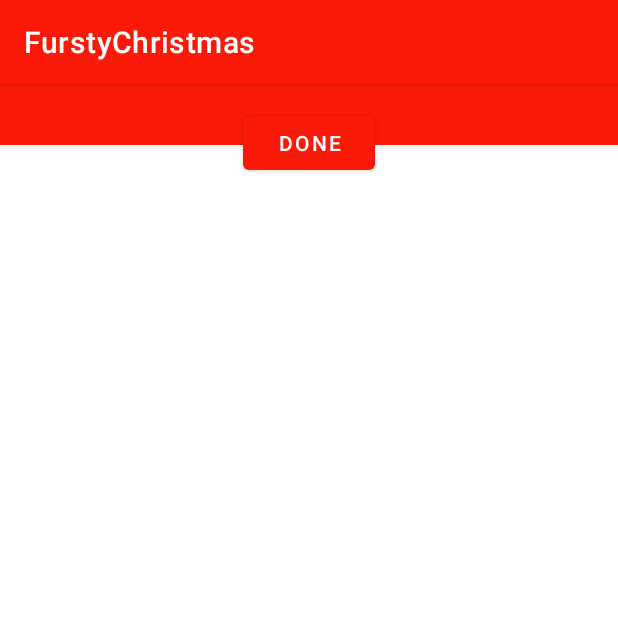
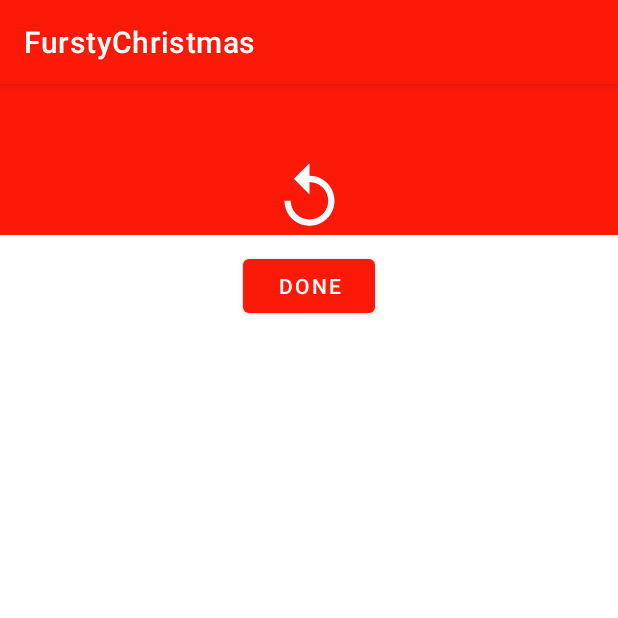
Before and after one commit to Tosaa/FurstyChristmas, an Android app: the fragment WorkoutPreview placed in its activity, on a phone screen of 412 x 824 dp, the top half of it. Run offline under Robolectric (Android 15) with nearby library versions, the phone set to English and light mode, and no system bars; our stand-ins replace Room's generated code, data binding; 5 statements that could not run were skipped.

Commit message:
improve layout

```diff
--- a/app/src/main/java/com/example/furstychrismas/screen/day/WorkoutPreview.kt
+++ b/app/src/main/java/com/example/furstychrismas/screen/day/WorkoutPreview.kt
@@ -10,7 +10,6 @@ import androidx.navigation.fragment.navArgs
 import androidx.recyclerview.widget.GridLayoutManager
 import androidx.recyclerview.widget.LinearLayoutManager
 import com.example.furstychrismas.databinding.WorkoutPreviewFragmentBinding
-import org.koin.android.ext.android.bind
 import org.koin.androidx.viewmodel.ext.android.viewModel
 import org.koin.core.parameter.parametersOf
 
@@ -31,7 +30,7 @@ class WorkoutPreview : Fragment() {
         binding.viewmodel = viewModel
 
         binding.exercises.layoutManager = LinearLayoutManager(requireContext())
-        binding.muscleGroups.layoutManager = GridLayoutManager(requireContext(), 3)
+        binding.muscleGroups.layoutManager = GridLayoutManager(requireContext(), 2)
 
         binding.workoutDoneButton.setOnClickListener {
             viewModel.markAsDone()
--- a/app/src/main/res/layout/workout_preview_fragment.xml
+++ b/app/src/main/res/layout/workout_preview_fragment.xml
@@ -4,7 +4,9 @@
     xmlns:tools="http://schemas.android.com/tools">
 
     <data>
+
         <import type="android.view.View" />
+
         <variable
             name="viewmodel"
             type="com.example.furstychrismas.screen.day.WorkoutViewModel" />
@@ -16,12 +18,14 @@
         android:orientation="vertical"
         tools:context=".screen.day.WorkoutPreview">
 
+
         <TextView
             android:id="@+id/day"
             android:layout_width="match_parent"
             android:layout_height="wrap_content"
             android:background="@color/colorPrimary"
             android:gravity="center_horizontal"
+            android:paddingBottom="10dp"
             android:text="@{viewmodel.day.toString()}"
             android:textColor="@color/white"
             android:textSize="30dp"
@@ -35,12 +39,19 @@
             layout="@layout/set_reps"
             sets="@{viewmodel.reps}"
             android:layout_width="match_parent"
+            android:layout_height="wrap_content"
+            app:layout_constraintTop_toBottomOf="@id/day"
+            app:layout_constraintStart_toStartOf="parent" />
+
+        <androidx.recyclerview.widget.RecyclerView
+            android:id="@+id/muscle_groups"
+            android:layout_width="wrap_content"
             android:layout_height="0dp"
-            android:layout_gravity="center"
-            android:paddingBottom="10dp"
-            app:layout_constraintStart_toStartOf="parent"
-            app:layout_constraintTop_toBottomOf="@id/day"
-            app:layout_constraintBottom_toBottomOf="@id/muscle_groups" />
+            android:layout_margin="5dp"
+            app:layout_constraintEnd_toEndOf="@id/day"
+            app:layout_constraintTop_toTopOf="@id/day"
+            app:layout_constraintBottom_toBottomOf="@id/reps"
+            tools:listitem="@layout/muscle_icon" />
 
         <androidx.recyclerview.widget.RecyclerView
             android:id="@+id/exercises"
@@ -61,14 +72,6 @@
             app:layout_constraintStart_toStartOf="parent"
             app:layout_constraintTop_toBottomOf="@id/exercises" />
 
-        <androidx.recyclerview.widget.RecyclerView
-            android:id="@+id/muscle_groups"
-            android:layout_width="wrap_content"
-            android:layout_height="0dp"
-            android:layout_margin="5dp"
-            app:layout_constraintEnd_toEndOf="@id/day"
-            app:layout_constraintTop_toTopOf="@id/day"
-            tools:listitem="@layout/muscle_icon" />
 
     </androidx.constraintlayout.widget.ConstraintLayout>
 </layout>
```
